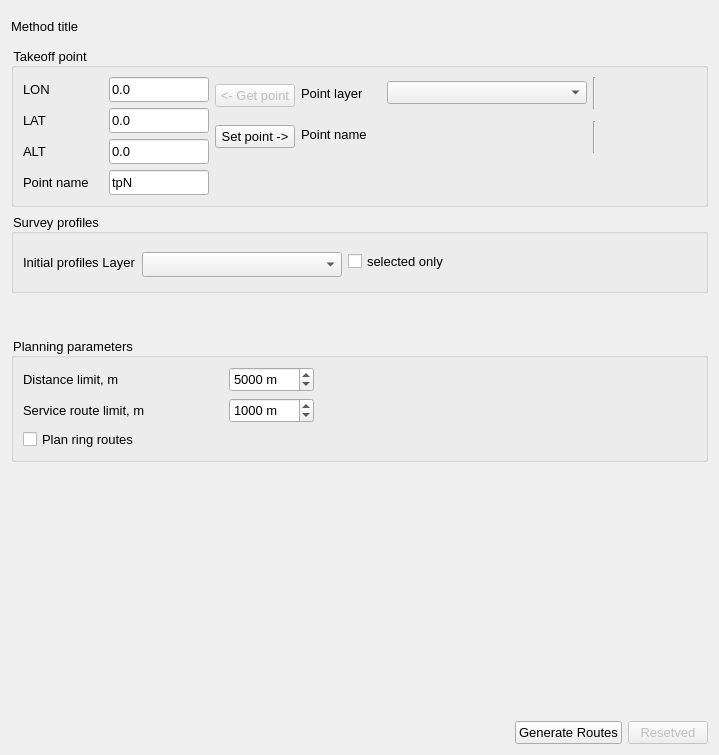
Before: the Qt Designer form UI/FlightPlanning/RoutePlan.ui in raulett/RousettusTool, drawn with Qt 5.
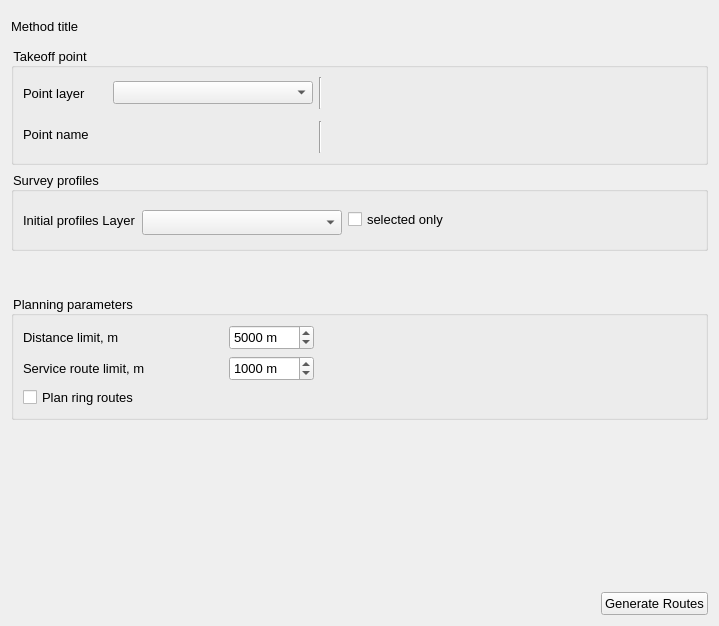
After: the same form once the commit is applied. Custom widgets are drawn as their Qt base class.

```diff
--- a/UI/FlightPlanning/RoutePlan.ui
+++ b/UI/FlightPlanning/RoutePlan.ui
@@ -10,7 +10,7 @@
     <x>0</x>
     <y>0</y>
     <width>719</width>
-    <height>755</height>
+    <height>626</height>
    </rect>
   </property>
   <property name="minimumSize">
@@ -77,197 +77,18 @@
       <string>Takeoff point</string>
      </property>
      <layout class="QHBoxLayout" name="horizontalLayout">
-      <item>
-       <layout class="QFormLayout" name="formLayout">
-        <item row="0" column="0">
-         <widget class="QLabel" name="label">
-          <property name="minimumSize">
-           <size>
-            <width>80</width>
-            <height>0</height>
-           </size>
-          </property>
-          <property name="maximumSize">
-           <size>
-            <width>16777215</width>
-            <height>80</height>
-           </size>
-          </property>
-          <property name="text">
-           <string>LON</string>
-          </property>
-         </widget>
-        </item>
-        <item row="0" column="1">
-         <widget class="QLineEdit" name="lineEdit_lon">
-          <property name="minimumSize">
-           <size>
-            <width>100</width>
-            <height>25</height>
-           </size>
-          </property>
-          <property name="maximumSize">
-           <size>
-            <width>100</width>
-            <height>20</height>
-           </size>
-          </property>
-          <property name="font">
-           <font>
-            <pointsize>10</pointsize>
-           </font>
-          </property>
-          <property name="inputMask">
-           <string/>
-          </property>
-          <property name="text">
-           <string>0.0</string>
-          </property>
-         </widget>
-        </item>
-        <item row="1" column="0">
-         <widget class="QLabel" name="label_2">
-          <property name="minimumSize">
-           <size>
-            <width>80</width>
-            <height>0</height>
-           </size>
-          </property>
-          <property name="maximumSize">
-           <size>
-            <width>16777215</width>
-            <height>80</height>
-           </size>
-          </property>
-          <property name="text">
-           <string>LAT</string>
-          </property>
-         </widget>
-        </item>
-        <item row="1" column="1">
-         <widget class="QLineEdit" name="lineEdit_lat">
-          <property name="minimumSize">
-           <size>
-            <width>100</width>
-            <height>25</height>
-           </size>
-          </property>
-          <property name="maximumSize">
-           <size>
-            <width>100</width>
-            <height>20</height>
-           </size>
-          </property>
-          <property name="font">
-           <font>
-            <pointsize>10</pointsize>
-           </font>
-          </property>
-          <property name="inputMask">
-           <string/>
-          </property>
-          <property name="text">
-           <string>0.0</string>
-          </property>
-         </widget>
-        </item>
-        <item row="2" column="0">
-         <widget class="QLabel" name="label_3">
-          <property name="minimumSize">
-           <size>
-            <width>80</width>
-            <height>0</height>
-           </size>
-          </property>
-          <property name="text">
-           <string>ALT</string>
-          </property>
-         </widget>
-        </item>
-        <item row="2" column="1">
-         <widget class="QLineEdit" name="lineEdit_alt">
-          <property name="minimumSize">
-           <size>
-            <width>100</width>
-            <height>25</height>
-           </size>
-          </property>
-          <property name="maximumSize">
-           <size>
-            <width>100</width>
-            <height>20</height>
-           </size>
-          </property>
-          <property name="font">
-           <font>
-            <pointsize>10</pointsize>
-           </font>
-          </property>
-          <property name="inputMask">
-           <string/>
-          </property>
-          <property name="text">
-           <string>0.0</string>
-          </property>
-         </widget>
-        </item>
-        <item row="3" column="0">
-         <widget class="QLabel" name="label_12">
-          <property name="minimumSize">
-           <size>
-            <width>80</width>
-            <height>0</height>
-           </size>
-          </property>
-          <property name="text">
-           <string>Point name</string>
-          </property>
-         </widget>
-        </item>
-        <item row="3" column="1">
-         <widget class="QLineEdit" name="lineEdit">
-          <property name="minimumSize">
-           <size>
-            <width>100</width>
-            <height>25</height>
-           </size>
-          </property>
-          <property name="maximumSize">
-           <size>
-            <width>100</width>
-            <height>16777215</height>
-           </size>
-          </property>
-          <property name="font">
-           <font>
-            <pointsize>10</pointsize>
-           </font>
-          </property>
-          <property name="text">
-           <string>tpN</string>
-          </property>
-         </widget>
-        </item>
-       </layout>
-      </item>
       <item>
        <layout class="QVBoxLayout" name="verticalLayout">
         <item>
          <layout class="QGridLayout" name="gridLayout">
-          <item row="0" column="1">
-           <widget class="QLabel" name="label_7">
-            <property name="minimumSize">
-             <size>
-              <width>80</width>
-              <height>0</height>
-             </size>
-            </property>
-            <property name="text">
-             <string>Point layer</string>
+          <item row="2" column="2">
+           <widget class="Line" name="line_2">
+            <property name="orientation">
+             <enum>Qt::Vertical</enum>
             </property>
            </widget>
           </item>
-          <item row="1" column="1" rowspan="2">
+          <item row="1" column="0" rowspan="2">
            <widget class="QLabel" name="label_8">
             <property name="minimumSize">
              <size>
@@ -280,39 +101,8 @@
             </property>
            </widget>
           </item>
-          <item row="2" column="4">
-           <widget class="QLabel" name="TO_feature_Label">
-            <property name="sizePolicy">
-             <sizepolicy hsizetype="Preferred" vsizetype="Preferred">
-              <horstretch>32</horstretch>
-              <verstretch>32</verstretch>
-             </sizepolicy>
-            </property>
-            <property name="minimumSize">
-             <size>
-              <width>32</width>
-              <height>32</height>
-             </size>
-            </property>
-            <property name="maximumSize">
-             <size>
-              <width>32</width>
-              <height>32</height>
-             </size>
-            </property>
-            <property name="toolTipDuration">
-             <number>-1</number>
-            </property>
-            <property name="text">
-             <string/>
-            </property>
-           </widget>
-          </item>
-          <item row="0" column="0" rowspan="2">
-           <widget class="QPushButton" name="pushButton_get_to_point">
-            <property name="enabled">
-             <bool>false</bool>
-            </property>
+          <item row="0" column="0">
+           <widget class="QLabel" name="label_7">
             <property name="minimumSize">
              <size>
               <width>80</width>
@@ -323,34 +113,32 @@
              <string>Get existing takeoff point data from layer</string>
             </property>
             <property name="text">
-             <string>&lt;- Get point</string>
+             <string>Point layer</string>
+            </property>
+           </widget>
+          </item>
+          <item row="2" column="1">
+           <widget class="QgsFeaturePickerWidget" name="takeoff_point_ComboBox">
+            <property name="minimumSize">
+             <size>
+              <width>200</width>
+              <height>25</height>
+             </size>
+            </property>
+            <property name="maximumSize">
+             <size>
+              <width>200</width>
+              <height>25</height>
+             </size>
+            </property>
+            <property name="font">
+             <font>
+              <pointsize>10</pointsize>
+             </font>
             </property>
            </widget>
           </item>
           <item row="0" column="3">
-           <widget class="Line" name="line">
-            <property name="orientation">
-             <enum>Qt::Vertical</enum>
-            </property>
-           </widget>
-          </item>
-          <item row="2" column="0">
-           <widget class="QPushButton" name="pushButton">
-            <property name="minimumSize">
-             <size>
-              <width>80</width>
-              <height>0</height>
-             </size>
-            </property>
-            <property name="toolTip">
-             <string>store new point into layer, create layer and point if not exist</string>
-            </property>
-            <property name="text">
-             <string>Set point -&gt;</string>
-            </property>
-           </widget>
-          </item>
-          <item row="0" column="4">
            <widget class="QLabel" name="TO_layer_warning_Label">
             <property name="sizePolicy">
              <sizepolicy hsizetype="Preferred" vsizetype="Preferred">
@@ -378,37 +166,44 @@
             </property>
            </widget>
           </item>
-          <item row="2" column="2">
-           <widget class="QgsFeaturePickerWidget" name="takeoff_point_ComboBox">
-            <property name="minimumSize">
-             <size>
-              <width>200</width>
-              <height>25</height>
-             </size>
-            </property>
-            <property name="maximumSize">
-             <size>
-              <width>200</width>
-              <height>25</height>
-             </size>
-            </property>
-            <property name="font">
-             <font>
-              <pointsize>10</pointsize>
-             </font>
-            </property>
-           </widget>
-          </item>
           <item row="2" column="3">
-           <widget class="Line" name="line_2">
-            <property name="orientation">
-             <enum>Qt::Vertical</enum>
+           <widget class="QLabel" name="TO_feature_Label">
+            <property name="sizePolicy">
+             <sizepolicy hsizetype="Preferred" vsizetype="Preferred">
+              <horstretch>32</horstretch>
+              <verstretch>32</verstretch>
+             </sizepolicy>
+            </property>
+            <property name="minimumSize">
+             <size>
+              <width>32</width>
+              <height>32</height>
+             </size>
+            </property>
+            <property name="maximumSize">
+             <size>
+              <width>32</width>
+              <height>32</height>
+             </size>
+            </property>
+            <property name="toolTipDuration">
+             <number>-1</number>
+            </property>
+            <property name="text">
+             <string/>
             </property>
            </widget>
           </item>
-          <item row="0" column="2">
+          <item row="0" column="1">
            <widget class="QgsMapLayerComboBox" name="takeoff_point_layer_ComboBox"/>
           </item>
+          <item row="0" column="2">
+           <widget class="Line" name="line">
+            <property name="orientation">
+             <enum>Qt::Vertical</enum>
+            </property>
+           </widget>
+          </item>
          </layout>
         </item>
         <item>
@@ -751,16 +546,6 @@
        </property>
       </widget>
      </item>
-     <item>
-      <widget class="QPushButton" name="pushButton_export">
-       <property name="enabled">
-        <bool>false</bool>
-       </property>
-       <property name="text">
-        <string>Resetved</string>
-       </property>
-      </widget>
-     </item>
     </layout>
    </item>
   </layout>
```
Left out of the diff: 3 changed lines with no effect on the pictures.
